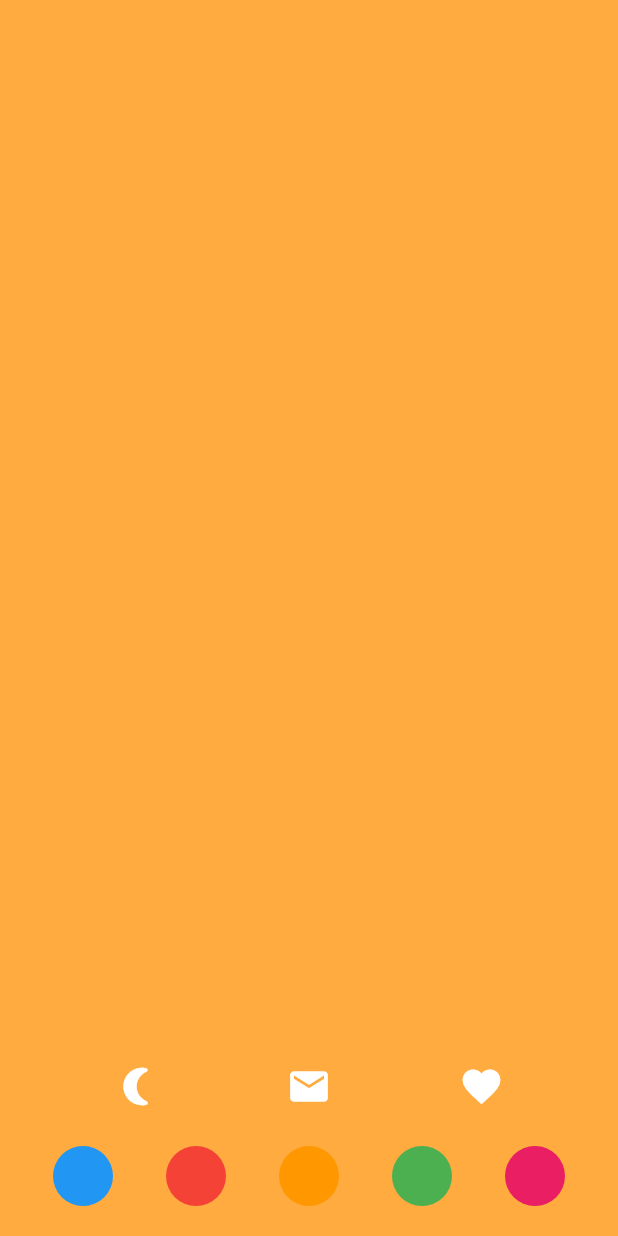
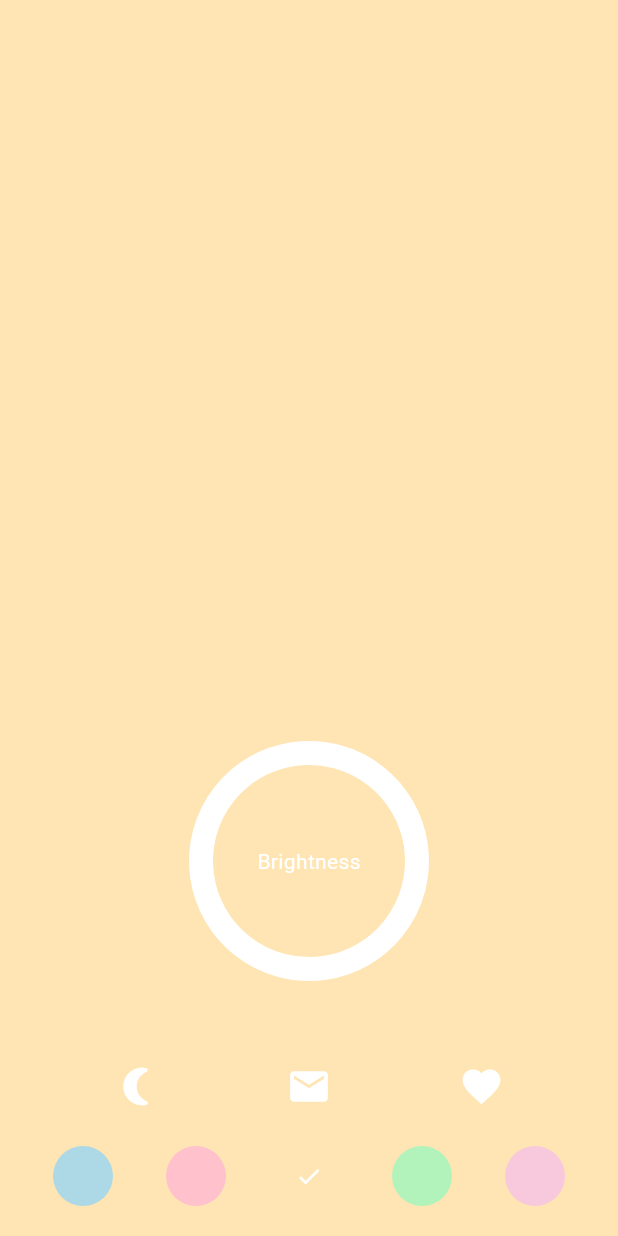
Before and after one commit to shruverse/night_reader, a Flutter app: the screen it shows after launch, after a tap on the "wb sunny" icon, on a phone screen of 412 x 824 dp. Run offline on Flutter 3.47's test engine with Material 3 defaults, Android fonts, the phone set to English and light mode, and no system bars; drawn by our look-alikes of sleek_circular_slider.

Commit message:
slider and neon pastel toggle functionality

```diff
--- a/lib/main.dart
+++ b/lib/main.dart
@@ -1,5 +1,6 @@
 import 'package:flutter/material.dart';
 import 'package:flutter/services.dart';
+import 'package:sleek_circular_slider/sleek_circular_slider.dart';
 
 void main() {
   runApp(const MyApp());
@@ -10,9 +11,9 @@ class MyApp extends StatelessWidget {
 
   @override
   Widget build(BuildContext context) {
-    // This makes the app go full screen under status bar
+    // Fullscreen, under status bar
     SystemChrome.setSystemUIOverlayStyle(
-      SystemUiOverlayStyle(statusBarColor: Colors.transparent),
+      const SystemUiOverlayStyle(statusBarColor: Colors.transparent),
     );
 
     return const MaterialApp(
@@ -31,12 +32,13 @@ class NightReaderScreen extends StatefulWidget {
 
 class _NightReaderScreenState extends State<NightReaderScreen> {
   bool isNeon = true;
+  double brightness = 1.0;
   Color currentColor = Colors.orangeAccent;
   List<String> favoriteLabels = ["Fav 1", "Fav 2", "Fav 3"];
   String? selectedFavorite;
 
-  // These will later be separated for neon/pastel
-  final List<Color> baseColors = [
+  // Neon shades
+  final List<Color> neonColors = [
     Colors.blue,
     Colors.red,
     Colors.orange,
@@ -44,14 +46,61 @@ class _NightReaderScreenState extends State<NightReaderScreen> {
     Colors.pink,
   ];
 
+  // Pastel shades
+  final List<Color> pastelColors = [
+    const Color(0xFFADD8E6), // pastel blue
+    const Color(0xFFFFC1CC), // pastel red/pink
+    const Color(0xFFFFE5B4), // pastel orange
+    const Color(0xFFB2F2BB), // pastel green
+    const Color(0xFFF8C8DC), // pastel pink
+  ];
+
+  // Used to track index of selected color
+  int selectedColorIndex = 2; // initially orange
+
+  List<Color> get currentColorSet => isNeon ? neonColors : pastelColors;
+
   @override
   Widget build(BuildContext context) {
     return Scaffold(
-      backgroundColor: currentColor,
+      backgroundColor: currentColor.withOpacity(brightness),
       body: Stack(
         children: [
-          // Fullscreen content (blank for now, just color)
-          Positioned.fill(child: Container(color: currentColor)),
+          Positioned.fill(
+            child: Container(color: currentColor.withOpacity(brightness)),
+          ),
+
+          // Circular brightness slider
+          Positioned(
+            bottom: 170,
+            left: 0,
+            right: 0,
+            child: Center(
+              child: SleekCircularSlider(
+                initialValue: brightness * 100,
+                min: 0,
+                max: 100,
+                appearance: CircularSliderAppearance(
+                  angleRange: 360,
+                  size: 160,
+                  customColors: CustomSliderColors(
+                    progressBarColor: Colors.white,
+                    trackColor: Colors.white.withOpacity(0.3),
+                    dotColor: Colors.white,
+                  ),
+                  infoProperties: InfoProperties(
+                    modifier: (double value) => 'Brightness',
+                    mainLabelStyle: const TextStyle(color: Colors.white),
+                  ),
+                ),
+                onChange: (value) {
+                  setState(() {
+                    brightness = value / 100;
+                  });
+                },
+              ),
+            ),
+          ),
 
           // Bottom controls
           Positioned(
@@ -61,7 +110,7 @@ class _NightReaderScreenState extends State<NightReaderScreen> {
             child: Column(
               mainAxisSize: MainAxisSize.min,
               children: [
-                // Feature icons row
+                // Feature icons
                 Row(
                   mainAxisAlignment: MainAxisAlignment.spaceEvenly,
                   children: [
@@ -74,19 +123,21 @@ class _NightReaderScreenState extends State<NightReaderScreen> {
                       onPressed: () {
                         setState(() {
                           isNeon = !isNeon;
-                          // Later: update shades based on this
+
+                          // switch currentColor to corresponding one in new set
+                          currentColor = isNeon
+                              ? neonColors[selectedColorIndex]
+                              : pastelColors[selectedColorIndex];
                         });
                       },
                     ),
                     IconButton(
                       icon: const Icon(
-                        Icons.mail, // Envelope
+                        Icons.mail,
                         color: Colors.white,
                         size: 30,
                       ),
-                      onPressed: () {
-                        _showFavoriteDropdown();
-                      },
+                      onPressed: _showFavoriteDropdown,
                     ),
                     IconButton(
                       icon: const Icon(
@@ -95,7 +146,6 @@ class _NightReaderScreenState extends State<NightReaderScreen> {
                         size: 30,
                       ),
                       onPressed: () {
-                        // Later: Save current setting as favorite
                         print("Favorite saved!");
                       },
                     ),
@@ -103,17 +153,30 @@ class _NightReaderScreenState extends State<NightReaderScreen> {
                 ),
                 const SizedBox(height: 16),
 
-                // Color buttons row
+                // Color circles
                 Row(
                   mainAxisAlignment: MainAxisAlignment.spaceEvenly,
-                  children: baseColors.map((color) {
+                  children: currentColorSet.asMap().entries.map((entry) {
+                    int index = entry.key;
+                    Color color = entry.value;
                     return GestureDetector(
                       onTap: () {
                         setState(() {
+                          selectedColorIndex = index;
                           currentColor = color;
                         });
                       },
-                      child: CircleAvatar(backgroundColor: color, radius: 20),
+                      child: CircleAvatar(
+                        backgroundColor: color,
+                        radius: 20,
+                        child: selectedColorIndex == index
+                            ? const Icon(
+                                Icons.check,
+                                color: Colors.white,
+                                size: 18,
+                              )
+                            : null,
+                      ),
                     );
                   }).toList(),
                 ),
@@ -143,7 +206,6 @@ class _NightReaderScreenState extends State<NightReaderScreen> {
                 Navigator.pop(context);
                 setState(() {
                   selectedFavorite = label;
-                  // Later: Load saved setting
                   print("Loaded favorite: $label");
                 });
               },
--- a/pubspec.yaml
+++ b/pubspec.yaml
@@ -2,7 +2,7 @@ name: night_reader
 description: "A new Flutter project."
 # The following line prevents the package from being accidentally published to
 # pub.dev using `flutter pub publish`. This is preferred for private packages.
-publish_to: 'none' # Remove this line if you wish to publish to pub.dev
+publish_to: "none" # Remove this line if you wish to publish to pub.dev
 
 # The following defines the version and build number for your application.
 # A version number is three numbers separated by dots, like 1.2.43
@@ -30,6 +30,7 @@ environment:
 dependencies:
   flutter:
     sdk: flutter
+  sleek_circular_slider: ^2.0.1
 
   # The following adds the Cupertino Icons font to your application.
   # Use with the CupertinoIcons class for iOS style icons.
@@ -51,7 +52,6 @@ dev_dependencies:
 
 # The following section is specific to Flutter packages.
 flutter:
-
   # The following line ensures that the Material Icons font is
   # included with your application, so that you can use the icons in
   # the material Icons class.
```
Also changed, not shown: pubspec.lock.
